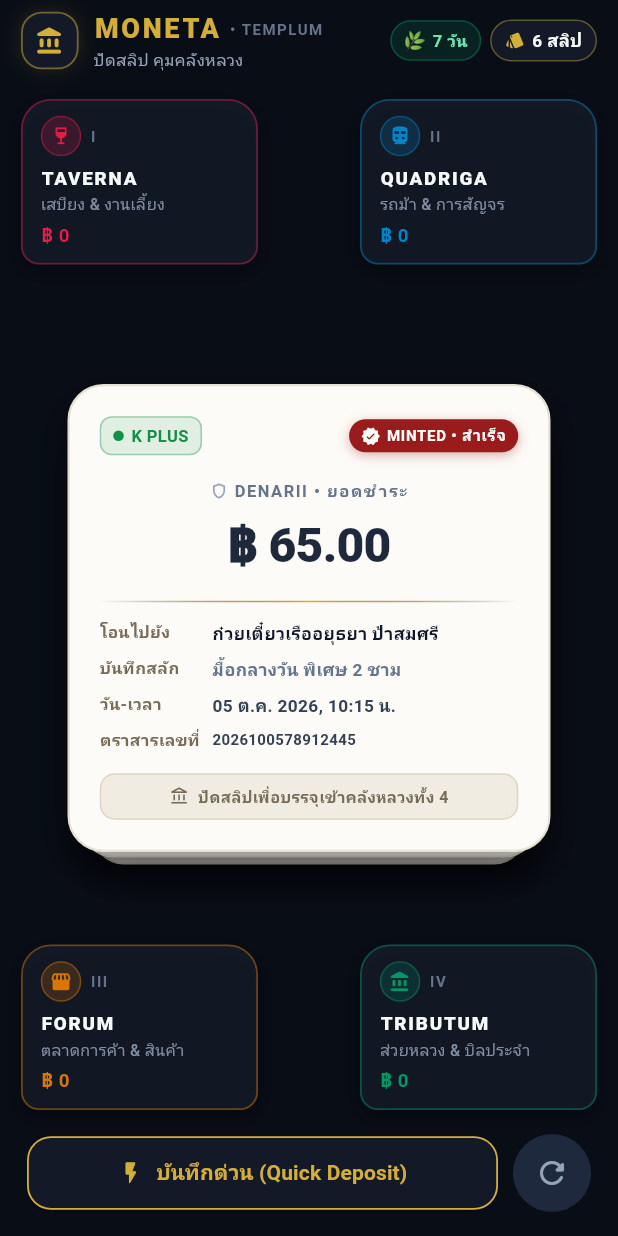
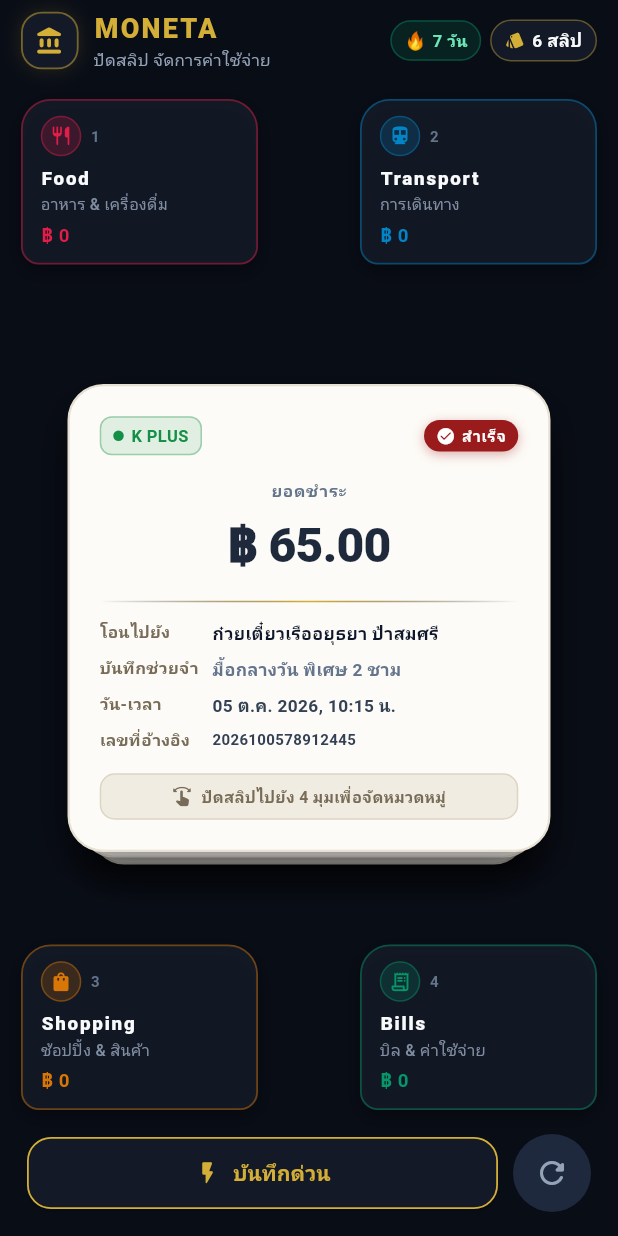
Before and after one commit to natthapong-t/moneta, a Flutter app: the screen it shows after launch, on a phone screen of 412 x 824 dp. Run offline on Flutter 3.47's test engine with Material 3 defaults, Android fonts, the phone set to English and light mode, and no system bars.

Commit message:
feat: simplify UI wording, remove post-swipe snackbar, and add web platform support

```diff
--- a/lib/core/constants/categories.dart
+++ b/lib/core/constants/categories.dart
@@ -30,39 +30,39 @@ class ExpenseCategory {
   static const List<ExpenseCategory> defaultCorners = [
     ExpenseCategory(
       id: 'food',
-      latinTitle: 'TAVERNA',
-      thaiTitle: 'เสบียง & งานเลี้ยง',
-      icon: Icons.wine_bar_rounded,
+      latinTitle: 'Food',
+      thaiTitle: 'อาหาร & เครื่องดื่ม',
+      icon: Icons.restaurant_rounded,
       color: AppColors.vaultTaverna,
       corner: CornerPosition.topLeft,
-      romanNumeral: 'I',
+      romanNumeral: '1',
     ),
     ExpenseCategory(
       id: 'transport',
-      latinTitle: 'QUADRIGA',
-      thaiTitle: 'รถม้า & การสัญจร',
-      icon: Icons.directions_transit_filled_rounded,
+      latinTitle: 'Transport',
+      thaiTitle: 'การเดินทาง',
+      icon: Icons.directions_subway_rounded,
       color: AppColors.vaultQuadriga,
       corner: CornerPosition.topRight,
-      romanNumeral: 'II',
+      romanNumeral: '2',
     ),
     ExpenseCategory(
       id: 'shopping',
-      latinTitle: 'FORUM',
-      thaiTitle: 'ตลาดการค้า & สินค้า',
-      icon: Icons.storefront_rounded,
+      latinTitle: 'Shopping',
+      thaiTitle: 'ช้อปปิ้ง & สินค้า',
+      icon: Icons.shopping_bag_rounded,
       color: AppColors.vaultForum,
       corner: CornerPosition.bottomLeft,
-      romanNumeral: 'III',
+      romanNumeral: '3',
     ),
     ExpenseCategory(
       id: 'bills',
-      latinTitle: 'TRIBUTUM',
-      thaiTitle: 'ส่วยหลวง & บิลประจำ',
-      icon: Icons.account_balance_rounded,
+      latinTitle: 'Bills',
+      thaiTitle: 'บิล & ค่าใช้จ่าย',
+      icon: Icons.receipt_long_rounded,
       color: AppColors.vaultTributum,
       corner: CornerPosition.bottomRight,
-      romanNumeral: 'IV',
+      romanNumeral: '4',
     ),
   ];
 }
--- a/lib/screens/swipe_feed_screen.dart
+++ b/lib/screens/swipe_feed_screen.dart
@@ -66,57 +66,6 @@ class _SwipeFeedScreenState extends State<SwipeFeedScreen> {
       _categoryCounts[cat.id] = (_categoryCounts[cat.id] ?? 0) + 1;
       _hoveredCorner = null;
     });
-
-    ScaffoldMessenger.of(context).clearSnackBars();
-    ScaffoldMessenger.of(context).showSnackBar(
-      SnackBar(
-        backgroundColor: AppColors.surfaceLight,
-        behavior: SnackBarBehavior.floating,
-        shape: RoundedRectangleBorder(
-          borderRadius: BorderRadius.circular(14),
-          side: const BorderSide(color: AppColors.gold, width: 1),
-        ),
-        content: Row(
-          children: [
-            Container(
-              padding: const EdgeInsets.all(6),
-              decoration: BoxDecoration(
-                color: cat.color.withValues(alpha: 0.2),
-                shape: BoxShape.circle,
-              ),
-              child: Icon(cat.icon, color: AppColors.gold, size: 18),
-            ),
-            const SizedBox(width: 10),
-            Expanded(
-              child: Column(
-                mainAxisSize: MainAxisSize.min,
-                crossAxisAlignment: CrossAxisAlignment.start,
-                children: [
-                  Text(
-                    'บรรจุเข้า ${cat.latinTitle} [${cat.thaiTitle}]',
-                    style: const TextStyle(
-                      fontSize: 12,
-                      fontWeight: FontWeight.bold,
-                      color: AppColors.gold,
-                    ),
-                  ),
-                  Text(
-                    '฿${NumberFormat('#,##0.00').format(item.amount)}',
-                    style: const TextStyle(fontSize: 12, color: Colors.white),
-                  ),
-                ],
-              ),
-            ),
-          ],
-        ),
-        action: SnackBarAction(
-          label: 'เพิกถอน (Undo)',
-          textColor: AppColors.goldBright,
-          onPressed: _undoLastAction,
-        ),
-        duration: const Duration(seconds: 3),
-      ),
-    );
   }
 
   void _undoLastAction() {
@@ -212,24 +161,14 @@ class _SwipeFeedScreenState extends State<SwipeFeedScreen> {
                                 style: TextStyle(
                                   fontSize: 18,
                                   fontWeight: FontWeight.w900,
-                                  letterSpacing: 1.8,
+                                  letterSpacing: 1.5,
                                   color: AppColors.gold,
-                                ),
-                              ),
-                              SizedBox(width: 6),
-                              Text(
-                                '• TEMPLUM',
-                                style: TextStyle(
-                                  fontSize: 10,
-                                  letterSpacing: 1.0,
-                                  color: AppColors.textMuted,
-                                  fontWeight: FontWeight.bold,
                                 ),
                               ),
                             ],
                           ),
                           const Text(
-                            'ปัดสลิป คุมคลังหลวง',
+                            'ปัดสลิป จัดการค่าใช้จ่าย',
                             style: TextStyle(
                               fontSize: 11,
                               color: AppColors.textSecondary,
@@ -241,7 +180,7 @@ class _SwipeFeedScreenState extends State<SwipeFeedScreen> {
                   ),
                   Row(
                     children: [
-                      // Laurel Wreath Streak Badge
+                      // Streak Badge
                       Container(
                         padding: const EdgeInsets.symmetric(
                           horizontal: 8,
@@ -258,7 +197,7 @@ class _SwipeFeedScreenState extends State<SwipeFeedScreen> {
                         child: Row(
                           mainAxisSize: MainAxisSize.min,
                           children: const [
-                            Text('🌿', style: TextStyle(fontSize: 12)),
+                            Text('🔥', style: TextStyle(fontSize: 12)),
                             SizedBox(width: 4),
                             Text(
                               '7 วัน',
@@ -378,7 +317,7 @@ class _SwipeFeedScreenState extends State<SwipeFeedScreen> {
                       onPressed: _openQuickAdd,
                       icon: const Icon(Icons.flash_on_rounded, size: 18, color: AppColors.gold),
                       label: const Text(
-                        'บันทึกด่วน (Quick Deposit)',
+                        'บันทึกด่วน',
                         style: TextStyle(fontWeight: FontWeight.bold, color: AppColors.gold),
                       ),
                       style: ElevatedButton.styleFrom(
@@ -394,7 +333,7 @@ class _SwipeFeedScreenState extends State<SwipeFeedScreen> {
                   const SizedBox(width: 10),
                   if (_categorizedCards.isNotEmpty)
                     IconButton.filled(
-                      tooltip: 'เพิกถอนการกระทำล่าสุด (Undo)',
+                      tooltip: 'เลิกทำรายการล่าสุด (Undo)',
                       onPressed: _undoLastAction,
                       icon: const Icon(Icons.undo_rounded),
                       style: IconButton.styleFrom(
@@ -505,17 +444,17 @@ class _SwipeFeedScreenState extends State<SwipeFeedScreen> {
           ),
           const SizedBox(height: 16),
           const Text(
-            'TRIUMPH! ฉลองชัยชนะ 🏆',
+            'จัดหมวดหมู่ครบแล้ว! 🎉',
             style: TextStyle(
               fontSize: 19,
               fontWeight: FontWeight.w900,
-              letterSpacing: 1.2,
+              letterSpacing: 0.5,
               color: AppColors.gold,
             ),
           ),
           const SizedBox(height: 6),
           Text(
-            'ท่านได้จัดเก็บสลิป ${_categorizedCards.length} รายการเข้าสู่คลังหลวงอย่างสง่างาม ไร้หนี้สินตกค้าง',
+            'คุณได้จัดหมวดหมู่สลิป ${_categorizedCards.length} รายการเรียบร้อยแล้ว',
             textAlign: TextAlign.center,
             style: const TextStyle(
               fontSize: 12.5,
@@ -535,7 +474,7 @@ class _SwipeFeedScreenState extends State<SwipeFeedScreen> {
               mainAxisAlignment: MainAxisAlignment.spaceBetween,
               children: [
                 const Text(
-                  'ทรัพย์ที่จัดสรรในคลัง',
+                  'ยอดรวมทั้งหมด',
                   style: TextStyle(fontSize: 12, color: AppColors.textMuted),
                 ),
                 Text(
@@ -555,7 +494,7 @@ class _SwipeFeedScreenState extends State<SwipeFeedScreen> {
             child: ElevatedButton.icon(
               onPressed: _resetToSample,
               icon: const Icon(Icons.replay_rounded, size: 18),
-              label: const Text('เสกสลิปใหม่มาทดสอบ (Reset Deck)'),
+              label: const Text('รีเซ็ตรายการทดสอบ (Reset Cards)'),
               style: ElevatedButton.styleFrom(
                 backgroundColor: AppColors.gold,
                 foregroundColor: const Color(0xFF0F172A),
--- a/lib/widgets/quick_add_sheet.dart
+++ b/lib/widgets/quick_add_sheet.dart
@@ -48,8 +48,8 @@ class _QuickAddSheetState extends State<QuickAddSheet> {
       dateTime: DateTime.now(),
       bankName: _selectedSource,
       bankColor: _sourceColor,
-      referenceNo: 'MINT-${DateTime.now().millisecondsSinceEpoch.toString().substring(6)}',
-      note: 'สลักด่วนไร้สลิป • บันทึกเข้าคลัง',
+      referenceNo: 'MANUAL-${DateTime.now().millisecondsSinceEpoch.toString().substring(6)}',
+      note: 'บันทึกด่วน',
     );
 
     widget.onCardCreated(newItem);
@@ -79,10 +79,10 @@ class _QuickAddSheetState extends State<QuickAddSheet> {
             children: [
               Row(
                 children: const [
-                  Icon(Icons.shield_rounded, color: AppColors.gold, size: 20),
+                  Icon(Icons.edit_note_rounded, color: AppColors.gold, size: 22),
                   SizedBox(width: 8),
                   Text(
-                    'สลักสลิปด่วน (Quick Deposit)',
+                    'บันทึกรายการด่วน',
                     style: TextStyle(
                       fontSize: 17,
                       fontWeight: FontWeight.bold,
@@ -142,7 +142,7 @@ class _QuickAddSheetState extends State<QuickAddSheet> {
             controller: _noteController,
             style: const TextStyle(color: AppColors.marbleWhite),
             decoration: InputDecoration(
-              hintText: 'สลักชื่อร้านค้า หรือ รายการจ่าย (เช่น กาแฟยามเช้า)',
+              hintText: 'ชื่อร้านค้า หรือ รายการ (เช่น กาแฟ, ข้าวกลางวัน)',
               hintStyle: const TextStyle(color: AppColors.textMuted, fontSize: 13),
               filled: true,
               fillColor: AppColors.background,
@@ -206,7 +206,7 @@ class _QuickAddSheetState extends State<QuickAddSheet> {
                 elevation: 0,
               ),
               child: const Text(
-                'นำเข้าสู่กองสลิปคลังหลวง',
+                'บันทึกรายการ',
                 style: TextStyle(fontSize: 15.5, fontWeight: FontWeight.w900),
               ),
             ),
--- a/lib/widgets/swipeable_slip_card.dart
+++ b/lib/widgets/swipeable_slip_card.dart
@@ -273,13 +273,13 @@ class _SwipeableSlipCardState extends State<SwipeableSlipCard>
                       mainAxisSize: MainAxisSize.min,
                       children: const [
                         Icon(
-                          Icons.verified_rounded,
+                          Icons.check_circle_rounded,
                           color: Colors.white,
                           size: 13,
                         ),
                         SizedBox(width: 4),
                         Text(
-                          'MINTED • สำเร็จ',
+                          'สำเร็จ',
                           style: TextStyle(
                             fontSize: 10,
                             fontWeight: FontWeight.bold,
@@ -302,13 +302,11 @@ class _SwipeableSlipCardState extends State<SwipeableSlipCard>
                     Row(
                       mainAxisAlignment: MainAxisAlignment.center,
                       children: const [
-                        Icon(Icons.shield_outlined, size: 12, color: Color(0xFF94A3B8)),
-                        SizedBox(width: 4),
                         Text(
-                          'DENARII • ยอดชำระ',
+                          'ยอดชำระ',
                           style: TextStyle(
                             fontSize: 11,
-                            letterSpacing: 1.0,
+                            letterSpacing: 0.5,
                             color: Color(0xFF64748B),
                             fontWeight: FontWeight.bold,
                           ),
@@ -361,7 +359,7 @@ class _SwipeableSlipCardState extends State<SwipeableSlipCard>
               if (widget.item.note != null && widget.item.note!.isNotEmpty) ...[
                 const SizedBox(height: 7),
                 _buildMetaRow(
-                  label: 'บันทึกสลัก',
+                  label: 'บันทึกช่วยจำ',
                   value: widget.item.note!,
                   isMuted: true,
                 ),
@@ -375,7 +373,7 @@ class _SwipeableSlipCardState extends State<SwipeableSlipCard>
 
               const SizedBox(height: 7),
               _buildMetaRow(
-                label: 'ตราสารเลขที่',
+                label: 'เลขที่อ้างอิง',
                 value: widget.item.referenceNo,
                 isSmall: true,
               ),
@@ -395,14 +393,14 @@ class _SwipeableSlipCardState extends State<SwipeableSlipCard>
                   mainAxisAlignment: MainAxisAlignment.center,
                   children: const [
                     Icon(
-                      Icons.account_balance_outlined,
-                      size: 13,
+                      Icons.swipe_rounded,
+                      size: 14,
                       color: Color(0xFF786C58),
                     ),
                     SizedBox(width: 6),
                     Flexible(
                       child: Text(
-                        'ปัดสลิปเพื่อบรรจุเข้าคลังหลวงทั้ง 4',
+                        'ปัดสลิปไปยัง 4 มุมเพื่อจัดหมวดหมู่',
                         overflow: TextOverflow.ellipsis,
                         style: TextStyle(
                           fontSize: 10.5,
```
Also changed, not shown: 8 other files.
